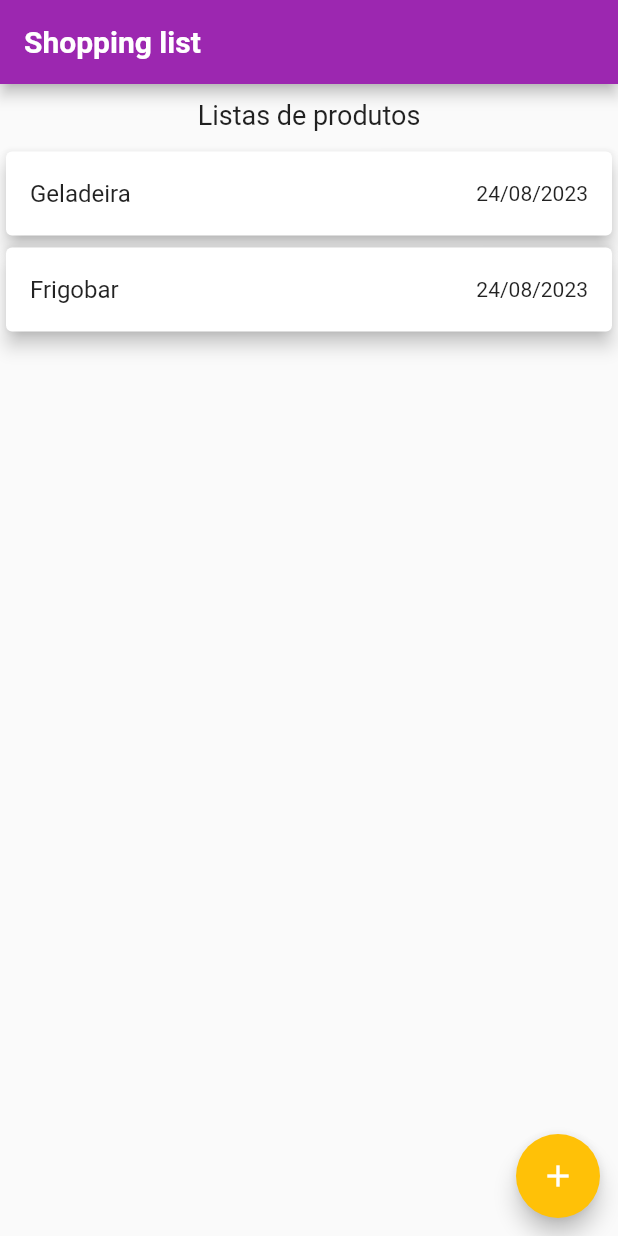
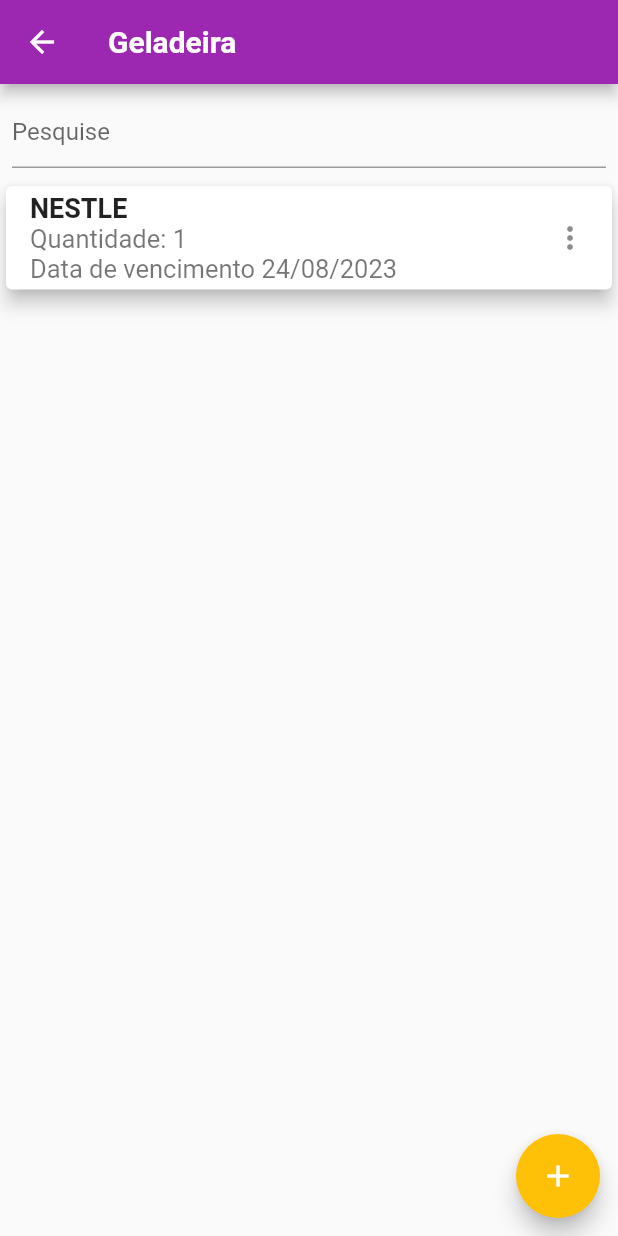
Before and after one commit to DiegoAmancio/Shopping_Carts, a Flutter app: the screen it shows after launch, after a tap on "Geladeira", on a phone screen of 412 x 824 dp. Run offline on Flutter 3.47's test engine with Material 2 defaults, Android fonts, the phone set to English and light mode, and no system bars; Roboto replaces fonts that are missing (OpenSans, QuickSand).

Commit message:
feature: add list screen and filter

```diff
--- a/lib/atoms/list_tab.dart
+++ b/lib/atoms/list_tab.dart
@@ -14,7 +14,13 @@ class ListTab extends StatelessWidget {
       elevation: 5,
       child: ListTile(
         title: Text(item.name),
-        onTap: () {},
+        onTap: () {
+          Navigator.pushNamed(
+            context,
+            '/list',
+            arguments: {'item': item},
+          );
+        },
         trailing: Text(DateFormat('d/MM/y').format(item.date)),
       ),
     );
--- /dev/null
+++ b/lib/atoms/product.dart
@@ -0,0 +1,28 @@
+import 'package:flutter/material.dart';
+import 'package:intl/intl.dart';
+import 'package:shopping_list/class/product.dart';
+
+class ProductCard extends StatelessWidget {
+  final Product product;
+
+  const ProductCard({super.key, required this.product});
+
+  @override
+  Widget build(BuildContext context) {
+    return Card(
+      elevation: 5,
+      child: ListTile(
+        title: Text(product.name.toUpperCase(),
+            style: const TextStyle(
+              fontSize: 18,
+              fontWeight: FontWeight.bold,
+            )),
+        subtitle: Text(
+          'Quantidade: ${product.quantity.toInt()}\nData de vencimento ${DateFormat('d/MM/y').format(product.expirationTime)}',
+          style: const TextStyle(fontSize: 17),
+        ),
+        trailing: const Icon(Icons.more_vert),
+      ),
+    );
+  }
+}
--- /dev/null
+++ b/lib/class/product.dart
@@ -0,0 +1,15 @@
+class Product {
+  final String id;
+  final String name;
+  final DateTime expirationTime;
+  final double quantity;
+  final double unitPrice;
+
+  Product({
+    required this.id,
+    required this.name,
+    required this.expirationTime,
+    required this.quantity,
+    required this.unitPrice,
+  });
+}
--- a/lib/main.dart
+++ b/lib/main.dart
@@ -1,5 +1,6 @@
 import 'package:flutter/material.dart';
 import 'package:shopping_list/pages/home.dart';
+import 'package:shopping_list/pages/list.dart';
 
 void main() {
   runApp(const MyApp());
@@ -39,7 +40,11 @@ class MyApp extends StatelessWidget {
           ),
         ),
       ),
-      home: const HomePage(),
+      initialRoute: '/',
+      routes: {
+        '/': (context) => const HomeScreen(),
+        '/list': (context) => const ListScreen(),
+      },
     );
   }
 }
--- a/lib/pages/home.dart
+++ b/lib/pages/home.dart
@@ -6,7 +6,7 @@ import '../class/list_tab_item.dart';
 import '../molecules/create_list_form.dart';
 import '../molecules/list.dart';
 
-class _HomePageState extends State<HomePage> {
+class _HomeScreenState extends State<HomeScreen> {
   final List<ListTabItem> _lists = [
     ListTabItem(
       id: '123',
@@ -60,7 +60,7 @@ class _HomePageState extends State<HomePage> {
             const SizedBox(
               height: 10, // <-- SEE HERE
             ),
-            const Text('Listas de produtos',
+            const Text('Listas',
                 style: TextStyle(
                   fontSize: 18,
                 )),
@@ -85,9 +85,9 @@ class _HomePageState extends State<HomePage> {
   }
 }
 
-class HomePage extends StatefulWidget {
-  const HomePage({super.key});
+class HomeScreen extends StatefulWidget {
+  const HomeScreen({super.key});
 
   @override
-  State<HomePage> createState() => _HomePageState();
+  State<HomeScreen> createState() => _HomeScreenState();
 }
--- /dev/null
+++ b/lib/pages/list.dart
@@ -0,0 +1,124 @@
+import 'dart:math';
+
+import 'package:flutter/material.dart';
+import 'package:shopping_list/class/product.dart';
+
+import '../atoms/product.dart';
+import '../class/list_tab_item.dart';
+import '../molecules/create_list_form.dart';
+
+class _ListScreenState extends State<ListScreen> {
+  Iterable<Product> _productsFiltered = [];
+  final List<Product> _products = [
+    Product(
+      id: Random().nextDouble().toString(),
+      name: 'nestle',
+      expirationTime: DateTime.now(),
+      quantity: 1,
+      unitPrice: 5,
+    )
+  ];
+  final _searchController = TextEditingController();
+  final List<ListTabItem> _lists = [
+    ListTabItem(
+      id: '123',
+      name: 'Geladeira',
+      date: DateTime.now(),
+    ),
+    ListTabItem(
+      id: '123',
+      name: 'Frigobar',
+      date: DateTime.now(),
+    )
+  ];
+
+  @override
+  void initState() {
+    super.initState();
+    _productsFiltered = _products;
+  }
+
+  _addItem(String name, DateTime selectedDate) {
+    final newLists = ListTabItem(
+      id: Random().nextDouble().toString(),
+      date: selectedDate,
+      name: name,
+    );
+
+    setState(() {
+      _lists.add(newLists);
+    });
+
+    Navigator.of(context).pop();
+  }
+
+  _openTransactionFormModal(BuildContext context) {
+    showModalBottomSheet(
+      context: context,
+      builder: (_) {
+        return CreateListForm(_addItem);
+      },
+    );
+  }
+
+  listProducts() {
+    final searchText = _searchController.value.text;
+    final productsToShow = searchText.isEmpty
+        ? _products
+        : _products.where((product) =>
+            product.name.toLowerCase().contains(searchText.toLowerCase()));
+
+    setState(() {
+      _productsFiltered = productsToShow;
+    });
+  }
+
+  @override
+  Widget build(BuildContext context) {
+    final arguments = ModalRoute.of(context)!.settings.arguments as Map;
+
+    final propsItem = arguments['item'] as ListTabItem;
+
+    return Scaffold(
+      appBar: AppBar(
+        title: Text(
+          propsItem.name,
+        ),
+        backgroundColor: Theme.of(context).primaryColor,
+      ),
+      body: SingleChildScrollView(
+        child: Column(
+          children: [
+            Padding(
+              padding: const EdgeInsets.all(8.0),
+              child: TextField(
+                decoration: const InputDecoration(
+                  hintText: 'Pesquise',
+                ),
+                controller: _searchController,
+                onChanged: (_) {
+                  listProducts();
+                },
+              ),
+            ),
+            ..._productsFiltered
+                .map((Product product) => ProductCard(product: product))
+                .toList()
+          ],
+        ),
+      ),
+      floatingActionButton: FloatingActionButton(
+        child: const Icon(Icons.add),
+        onPressed: () => _openTransactionFormModal(context),
+      ),
+      floatingActionButtonLocation: FloatingActionButtonLocation.miniEndFloat,
+    );
+  }
+}
+
+class ListScreen extends StatefulWidget {
+  const ListScreen({super.key});
+
+  @override
+  State<ListScreen> createState() => _ListScreenState();
+}
```
